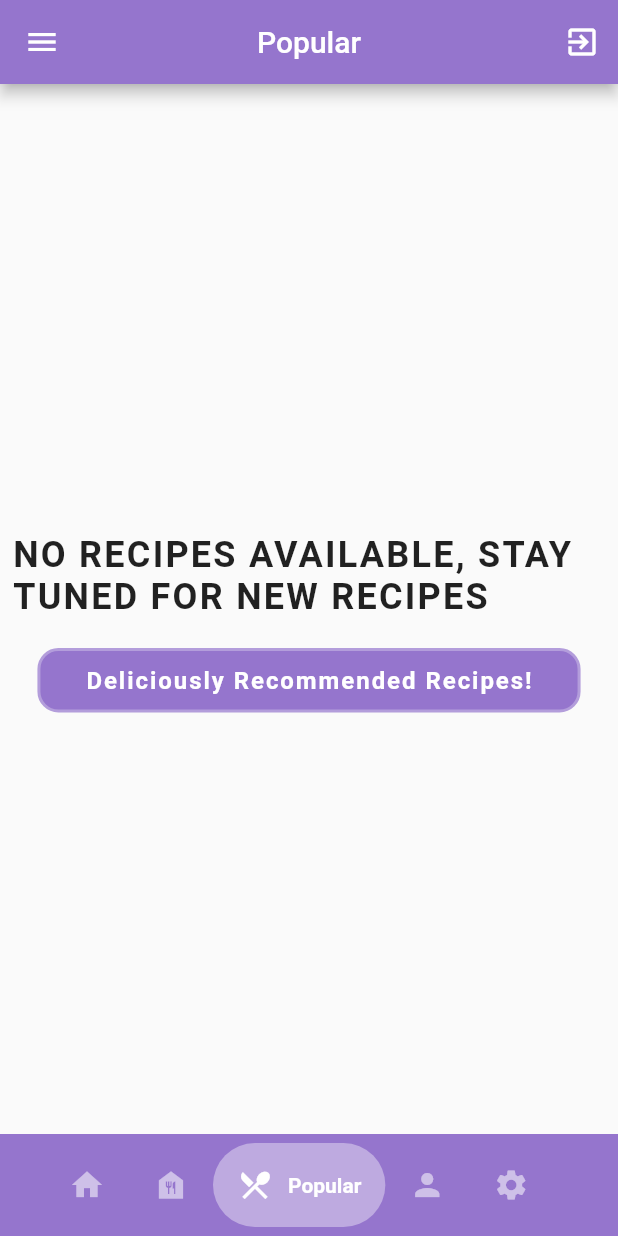
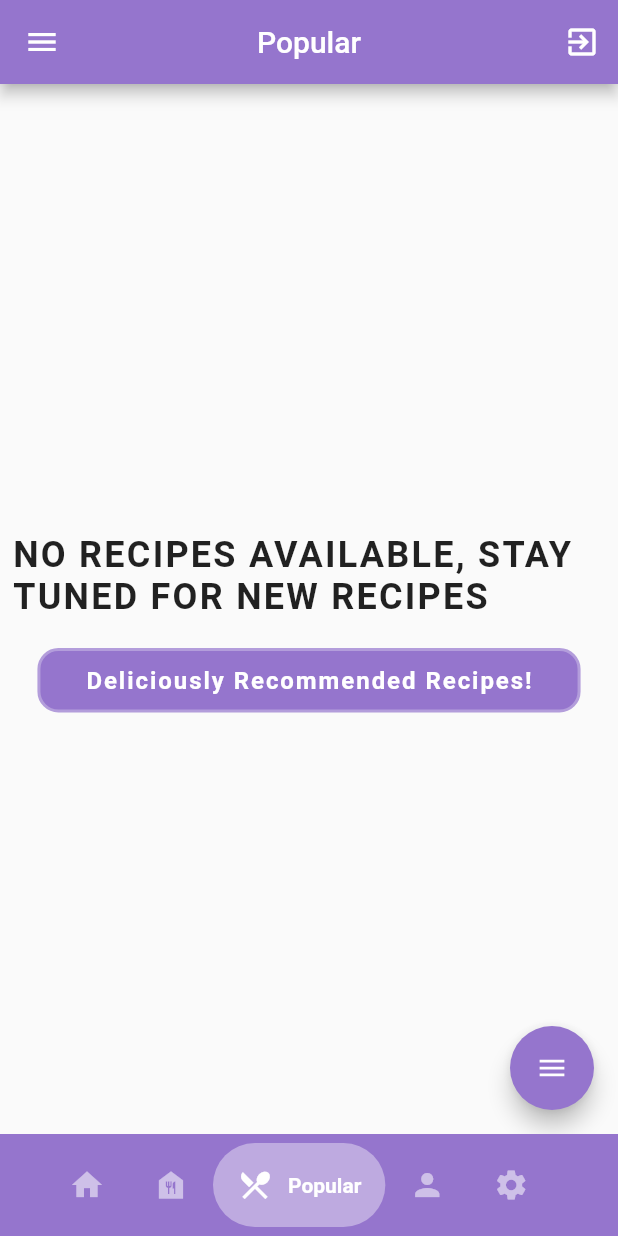
Before and after one commit to gowtham-padala/spare-spoon, a Flutter app: the screen it shows once a user with an empty profile is signed in, swiped to page 3, on a phone screen of 412 x 824 dp. Run offline on Flutter 3.47's test engine with Material 2 defaults, Android fonts, the phone set to English and light mode, and no system bars; drawn by our look-alikes of flutter_speed_dial, google_nav_bar; our stand-ins replace cloud_firestore, firebase_auth, firebase_core, firebase_storage, flutter_rating_bar, google_fonts and 7 more; missing offline and left inert: flutter_tawk; accounts and stored records are empty; project files that could hold a hidden picture were left out.

Commit message:
Added field in common recipe to tell if the recipe is vegetarian or non vegetarian

```diff
--- a/code/lib/components/recipe_name_dialog.dart
+++ b/code/lib/components/recipe_name_dialog.dart
@@ -16,7 +16,6 @@ Future<RecipeDialogResult?> getRecipeNameDialog(BuildContext context) async {
     context: context,
     builder: (context) {
       String recipeName = '';
-      bool isCancelled = false;
       bool isFavorite = false;
 
       return AlertDialog(
--- a/code/lib/controller/common_recipe_service.dart
+++ b/code/lib/controller/common_recipe_service.dart
@@ -33,6 +33,7 @@ class CommonRecipeService {
         category: recipe.category,
         creationDate: recipe.creationDate,
         rating: updatedRating,
+        isVeg: recipe.isVeg,
         image: recipe.image,
       );
 
--- a/code/lib/model/common_recipe_model.dart
+++ b/code/lib/model/common_recipe_model.dart
@@ -8,7 +8,8 @@ class CommonRecipeModel {
   final String category; // Category of the common recipe
   DateTime creationDate; // Creation of the common recipe
   final String? image; // Image of the common recipe
-  double rating;
+  final bool isVeg; // if recipe is vegetarian
+  double rating; // Rating of the recipe
 
   CommonRecipeModel({
     this.id,
@@ -17,6 +18,7 @@ class CommonRecipeModel {
     required this.category,
     required this.creationDate,
     required this.rating,
+    required this.isVeg,
     this.image,
   });
 
@@ -26,6 +28,7 @@ class CommonRecipeModel {
       'description': description,
       'category': category,
       'rating': rating,
+      'isVeg': isVeg,
       'creationDate': Timestamp.fromDate(creationDate),
       'image': image,
     };
@@ -42,6 +45,7 @@ class CommonRecipeModel {
       id: snapshot.id,
       name: data['name'] ?? "",
       description: data['description'] ?? "",
+      isVeg: data['isVeg'] ?? false,
       category: data['category'] ?? "",
       rating: (data['rating'] ?? 0).toDouble(),
       creationDate:
--- a/code/lib/view/authentication/login_page.dart
+++ b/code/lib/view/authentication/login_page.dart
@@ -147,7 +147,6 @@ class _LoginPageState extends State<LoginPage> {
                             Navigator.push(context,
                                 MaterialPageRoute(builder: (context) {
                               return const ForgotPasswordPage();
-                              return Container();
                             }));
                           },
                           child: const Text(
--- a/code/lib/view/home_page.dart
+++ b/code/lib/view/home_page.dart
@@ -46,7 +46,7 @@ class _HomePageState extends State<HomePage> {
     // Array with name for app bar header
     final List<String> appBarName = [
       "Home",
-      "Recipes",
+      "My Recipes",
       "Popular",
       "Profile Management",
       "Settings",
--- a/code/lib/view/recipe/common_recipe_page.dart
+++ b/code/lib/view/recipe/common_recipe_page.dart
@@ -6,6 +6,7 @@ import 'package:code/model/recipe_model.dart';
 import 'package:firebase_auth/firebase_auth.dart';
 import 'package:flutter/material.dart';
 import 'package:flutter_rating_bar/flutter_rating_bar.dart';
+import 'package:flutter_speed_dial/flutter_speed_dial.dart';
 import 'package:intl/intl.dart';
 
 import './common_recipe_details_page.dart';
@@ -89,7 +90,7 @@ class _CommonRecipesPageState extends State<CommonRecipesPage> {
                 });
               },
               decoration: InputDecoration(
-                hintText: 'Search by name or category...',
+                hintText: 'Search by name or category or type...',
                 prefixIcon: Icon(
                   Icons.search,
                   color:
@@ -144,8 +145,86 @@ class _CommonRecipesPageState extends State<CommonRecipesPage> {
   // Building method to create the UI for the CommonRecipesPage
   @override
   Widget build(BuildContext context) {
-    return SafeArea(
-      child: isLoading
+    // Variable for Expandable floating action button
+    bool isDialOpen = false;
+    return Scaffold(
+      floatingActionButton: SpeedDial(
+        animatedIcon: AnimatedIcons.menu_close,
+        animatedIconTheme: const IconThemeData(size: 22.0),
+        backgroundColor: Colors.deepPurple[300],
+        closeManually: false,
+        curve: Curves.bounceIn,
+        overlayColor: Colors.black,
+        overlayOpacity: 0.5,
+        onOpen: () => setState(() => isDialOpen = true),
+        onClose: () => setState(() => isDialOpen = false),
+        children: [
+          SpeedDialChild(
+              child: const Icon(
+                Icons.food_bank_outlined,
+                color: Colors.white,
+              ),
+              backgroundColor: Colors.deepPurple.shade300,
+              onTap: () {
+                if (mounted) {
+                  setState(() {
+                    commonRecipes = originalCommonRecipes;
+                  });
+                }
+              },
+              label: 'Show All Recipes',
+              labelBackgroundColor: Colors.deepPurple.shade300,
+              labelStyle: const TextStyle(
+                  color: Colors.white, fontWeight: FontWeight.bold)),
+          SpeedDialChild(
+            child: const Icon(
+              Icons.bookmark,
+              color: Colors.white,
+            ),
+            backgroundColor: Colors.deepPurple.shade300,
+            onTap: () {
+              if (mounted) {
+                List<CommonRecipeModel> filteredList = [];
+                originalCommonRecipes.forEach((recipe) {
+                  if (recipe.isVeg) {
+                    filteredList.add(recipe);
+                  }
+                });
+
+                commonRecipes = filteredList;
+              }
+            },
+            label: 'Show All Veg Recipes',
+            labelBackgroundColor: Colors.deepPurple.shade300,
+            labelStyle: const TextStyle(
+                color: Colors.white, fontWeight: FontWeight.bold),
+          ),
+          SpeedDialChild(
+            child: const Icon(
+              Icons.bookmark,
+              color: Colors.white,
+            ),
+            backgroundColor: Colors.deepPurple.shade300,
+            onTap: () {
+              if (mounted) {
+                List<CommonRecipeModel> filteredList = [];
+                originalCommonRecipes.forEach((recipe) {
+                  if (!recipe.isVeg) {
+                    filteredList.add(recipe);
+                  }
+                });
+
+                commonRecipes = filteredList;
+              }
+            },
+            label: 'Show All Meat Recipes',
+            labelBackgroundColor: Colors.deepPurple.shade300,
+            labelStyle: const TextStyle(
+                color: Colors.white, fontWeight: FontWeight.bold),
+          ),
+        ],
+      ),
+      body: isLoading
           ? const Center(
               child:
                   CircularProgressIndicator()) // Show a loading indicator if data is still loading
@@ -223,6 +302,8 @@ class _CommonRecipesPageState extends State<CommonRecipesPage> {
                                       // Add some spacing between the top of the card and the title
                                       Container(height: 5),
                                       // Add a title widget
+                                      Row(
+                                        children: [
                                           Text(
                                             recipe.name.trim().isEmpty
                                                 ? "No Name"
@@ -230,6 +311,12 @@ class _CommonRecipesPageState extends State<CommonRecipesPage> {
                                             style: const TextStyle(
                                                 fontSize: 24,
                                                 fontWeight: FontWeight.bold),
+                                          ),
+                                          const Spacer(),
+                                          (recipe.isVeg
+                                              ? VegIcon()
+                                              : NonVegIcon()),
+                                        ],
                                       ),
                                       // Add some spacing between the title and the subtitle
                                       Container(height: 5),
@@ -357,4 +444,32 @@ class _CommonRecipesPageState extends State<CommonRecipesPage> {
       ),
     );
   }
+
+  Widget VegIcon() {
+    return const Stack(
+      alignment: Alignment.center,
+      children: [
+        Icon(
+          Icons.crop_square_sharp,
+          color: Colors.green,
+          size: 36,
+        ),
+        Icon(Icons.circle, color: Colors.green, size: 14),
+      ],
+    );
   }
+
+  Widget NonVegIcon() {
+    return const Stack(
+      alignment: Alignment.center,
+      children: [
+        Icon(
+          Icons.crop_square_sharp,
+          color: Colors.red,
+          size: 36,
+        ),
+        Icon(Icons.circle, color: Colors.red, size: 14),
+      ],
+    );
+  }
+}
--- a/code/lib/view/recipe/recipe_update_page.dart
+++ b/code/lib/view/recipe/recipe_update_page.dart
@@ -86,11 +86,6 @@ class _UpdateRecipePageState extends State<UpdateRecipePage> {
     }
     // Get the current logged in user
     String? currentLoggedInUser = await _auth.getCurrentUser()!.uid;
-    // Check if the user is logged in
-    if (currentLoggedInUser == null) {
-      _alert.errorAlert(context, "Please login first to add images");
-      return []; // or throw an error or handle accordingly
-    }
 
     try {
       // Upload the images to firebase storage
```
Also changed, not shown: code/lib/components/recipe_card.dart (+6 -2 lines), code/lib/view/recipe/recipes_list_page.dart (+2 -6 lines). Lines whose indentation alone changed are shown as unchanged.
